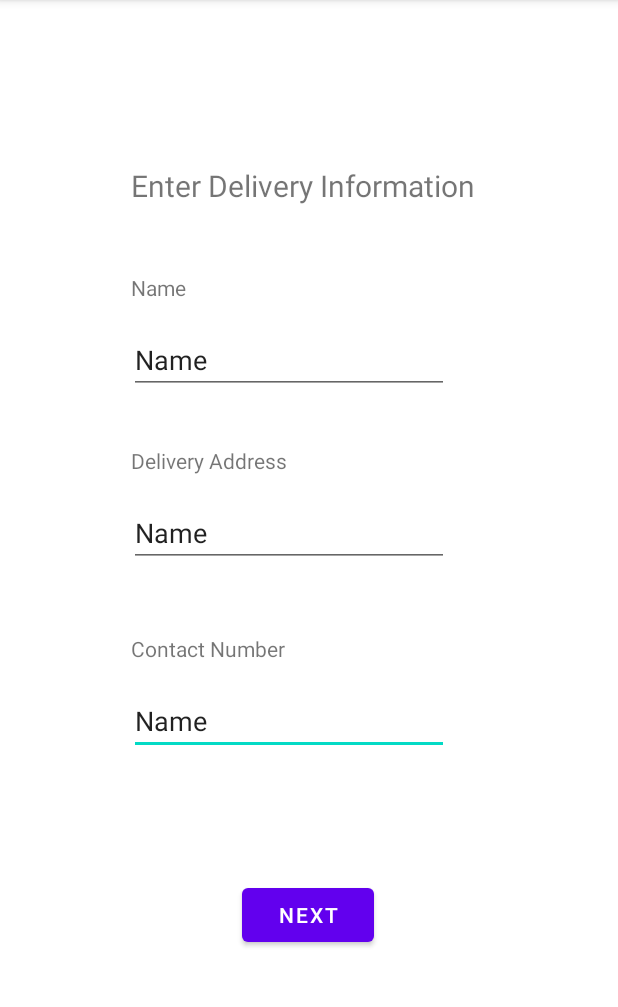
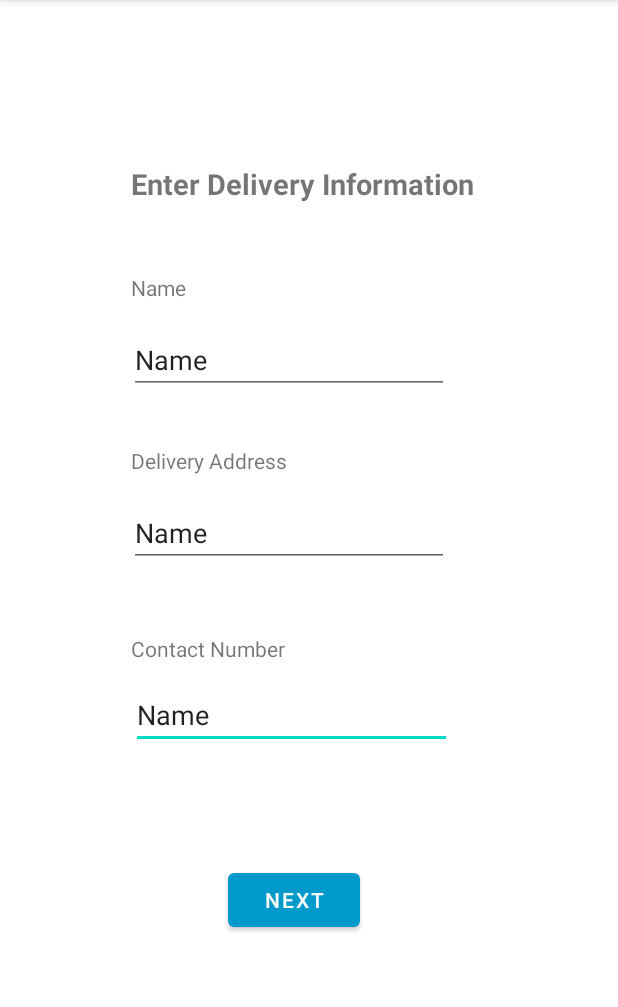
Before and after one commit to aparna-jay/Online-Shopping-Application-UEE, an Android app: the DeleveryInformationActivity screen opened directly, with no data from a screen before it, on a phone screen of 412 x 824 dp, the part 84-1091 px from its top. Run offline under Robolectric (Android 15) with nearby library versions, the phone set to English and light mode, and no system bars.

```diff
--- a/app/src/main/res/layout/activity_delevery_information.xml
+++ b/app/src/main/res/layout/activity_delevery_information.xml
@@ -22,23 +22,24 @@
         android:layout_width="237dp"
         android:layout_height="35dp"
         android:text="Enter Delivery Information"
-        android:textSize="20sp"
+        android:textSize="19sp"
+        android:textStyle="bold"
         app:layout_constraintBottom_toBottomOf="parent"
         app:layout_constraintEnd_toEndOf="parent"
         app:layout_constraintStart_toStartOf="parent"
         app:layout_constraintTop_toTopOf="parent"
-        app:layout_constraintVertical_bias="0.15" />
+        app:layout_constraintVertical_bias="0.149" />
 
     <EditText
         android:id="@+id/editTextTextPersonName3"
-        android:layout_width="wrap_content"
-        android:layout_height="wrap_content"
+        android:layout_width="214dp"
+        android:layout_height="41dp"
         android:ems="10"
         android:inputType="textPersonName"
         android:text="Name"
         app:layout_constraintBottom_toBottomOf="parent"
         app:layout_constraintEnd_toEndOf="parent"
-        app:layout_constraintHorizontal_bias="0.432"
+        app:layout_constraintHorizontal_bias="0.441"
         app:layout_constraintStart_toStartOf="parent"
         app:layout_constraintTop_toBottomOf="@+id/textView4"
         app:layout_constraintVertical_bias="0.0" />
@@ -94,11 +95,12 @@
         android:layout_width="wrap_content"
         android:layout_height="wrap_content"
         android:text="Next"
+        app:backgroundTint="@android:color/holo_blue_dark"
         app:layout_constraintBottom_toBottomOf="parent"
         app:layout_constraintEnd_toEndOf="parent"
-        app:layout_constraintHorizontal_bias="0.498"
+        app:layout_constraintHorizontal_bias="0.47"
         app:layout_constraintStart_toStartOf="parent"
         app:layout_constraintTop_toTopOf="parent"
-        app:layout_constraintVertical_bias="0.814" />
+        app:layout_constraintVertical_bias="0.8" />
 
 </androidx.constraintlayout.widget.ConstraintLayout>
--- a/app/src/main/res/layout/activity_select_payment.xml
+++ b/app/src/main/res/layout/activity_select_payment.xml
@@ -12,6 +12,7 @@
         android:layout_height="wrap_content"
         android:text="Select your paymment methord"
         android:textSize="19sp"
+        android:textStyle="bold"
         app:layout_constraintBottom_toBottomOf="parent"
         app:layout_constraintEnd_toEndOf="parent"
         app:layout_constraintHorizontal_bias="0.496"
@@ -49,6 +50,7 @@
         android:layout_width="wrap_content"
         android:layout_height="wrap_content"
         android:text="NEXT"
+        app:backgroundTint="@android:color/holo_blue_dark"
         app:layout_constraintBottom_toBottomOf="parent"
         app:layout_constraintEnd_toEndOf="parent"
         app:layout_constraintHorizontal_bias="0.498"
```
Also changed, not shown: app/src/main/res/layout/activity_payment_information.xml (+7 -5 lines).
